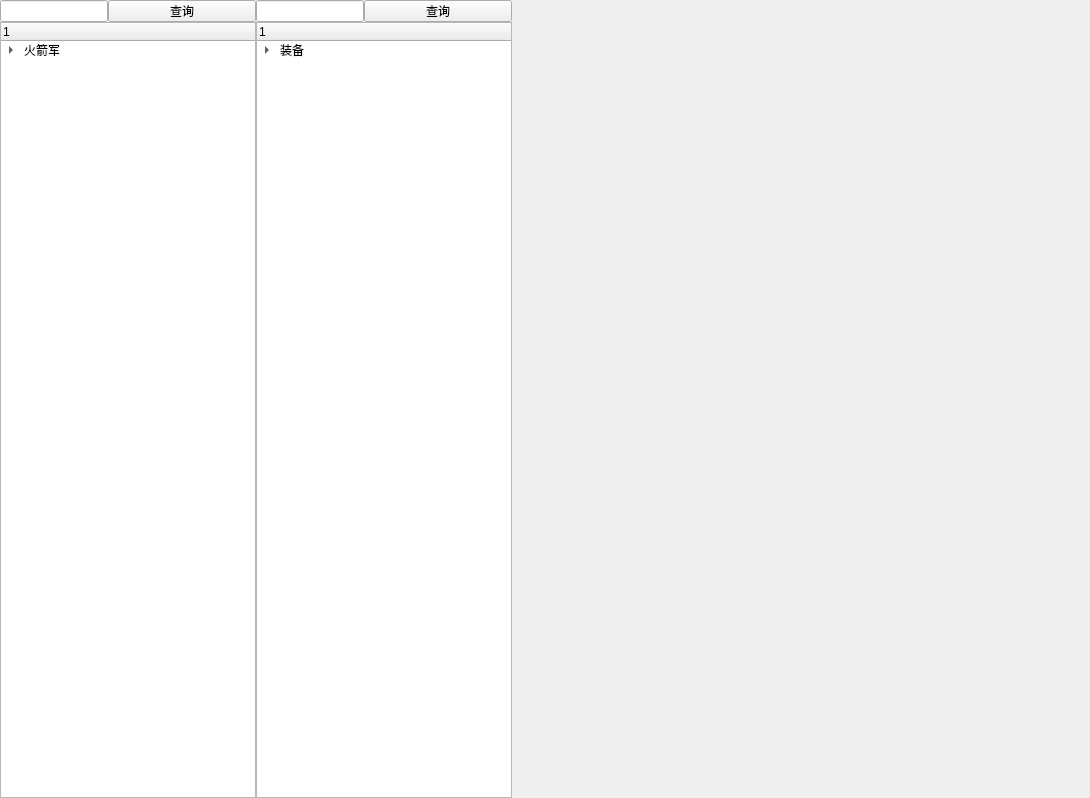
This is widgets/strengthDisturb/stren_inquiry.ui in Belos10/Equip as Qt 5 draws it before an edit. The edited form follows.
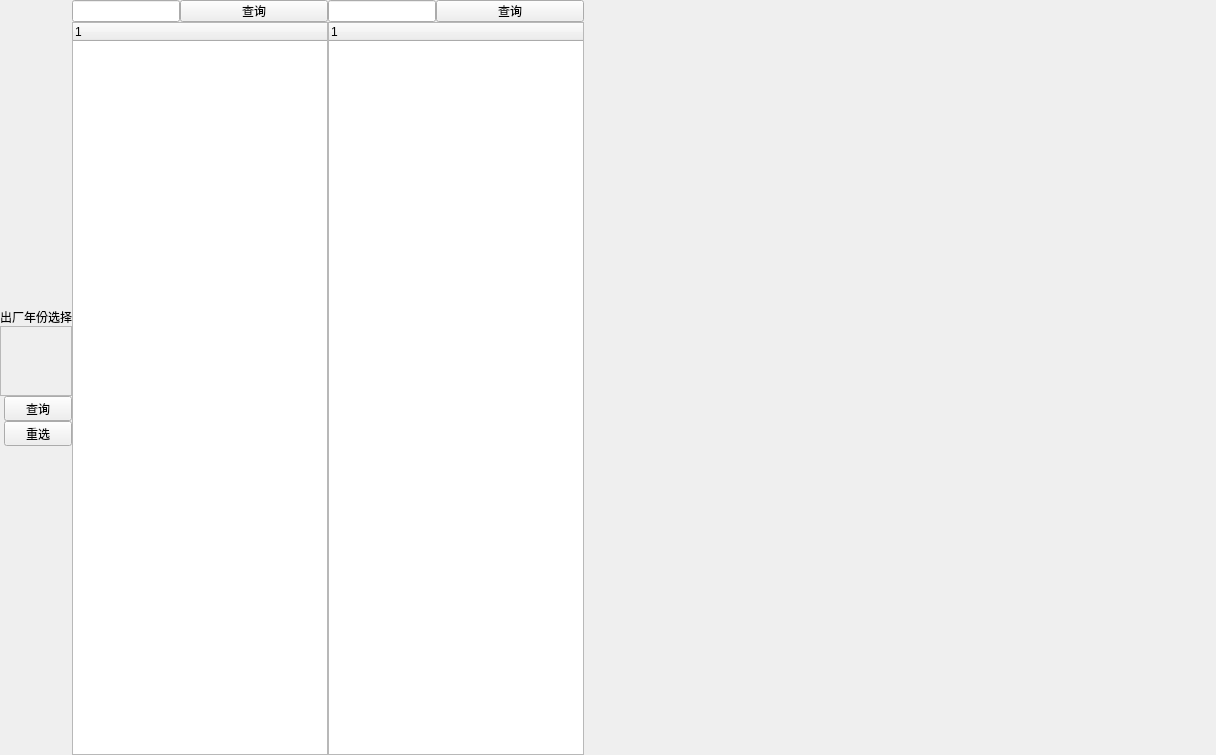
This is the edited form.

Diff of the .ui file:
```diff
--- a/widgets/strengthDisturb/stren_inquiry.ui
+++ b/widgets/strengthDisturb/stren_inquiry.ui
@@ -6,17 +6,14 @@
    <rect>
     <x>0</x>
     <y>0</y>
-    <width>1090</width>
-    <height>798</height>
+    <width>1216</width>
+    <height>755</height>
    </rect>
   </property>
   <property name="windowTitle">
    <string>Form</string>
   </property>
-  <layout class="QHBoxLayout" name="horizontalLayout_5" stretch="10,0">
-   <property name="spacing">
-    <number>0</number>
-   </property>
+  <layout class="QGridLayout" name="gridLayout">
    <property name="leftMargin">
     <number>0</number>
    </property>
@@ -29,7 +26,10 @@
    <property name="bottomMargin">
     <number>0</number>
    </property>
-   <item>
+   <property name="spacing">
+    <number>0</number>
+   </property>
+   <item row="0" column="1">
     <widget class="QWidget" name="wg_directory" native="true">
      <property name="sizePolicy">
       <sizepolicy hsizetype="Fixed" vsizetype="Preferred">
@@ -97,74 +97,9 @@
            <widget class="QTreeWidget" name="tw_first">
             <column>
              <property name="text">
-              <string/>
+              <string notr="true">1</string>
              </property>
             </column>
-            <item>
-             <property name="text">
-              <string>火箭军</string>
-             </property>
-             <item>
-              <property name="text">
-               <string>火箭军基地</string>
-              </property>
-              <item>
-               <property name="text">
-                <string>New Subitem</string>
-               </property>
-              </item>
-              <item>
-               <property name="text">
-                <string>New Subitem</string>
-               </property>
-              </item>
-             </item>
-             <item>
-              <property name="text">
-               <string>火箭军院校</string>
-              </property>
-              <item>
-               <property name="text">
-                <string>New Subitem</string>
-               </property>
-              </item>
-             </item>
-             <item>
-              <property name="text">
-               <string>火箭军直属部队</string>
-              </property>
-              <item>
-               <property name="text">
-                <string>New Subitem</string>
-               </property>
-              </item>
-             </item>
-             <item>
-              <property name="text">
-               <string>火箭军机关</string>
-              </property>
-              <item>
-               <property name="text">
-                <string>New Subitem</string>
-               </property>
-              </item>
-             </item>
-             <item>
-              <property name="text">
-               <string>火箭军研究院、所</string>
-              </property>
-              <item>
-               <property name="text">
-                <string>New Subitem</string>
-               </property>
-              </item>
-             </item>
-             <item>
-              <property name="text">
-               <string>库存</string>
-              </property>
-             </item>
-            </item>
            </widget>
           </item>
          </layout>
@@ -208,24 +143,9 @@
            <widget class="QTreeWidget" name="tw_second">
             <column>
              <property name="text">
-              <string notr="true"/>
+              <string notr="true">1</string>
              </property>
             </column>
-            <item>
-             <property name="text">
-              <string>装备</string>
-             </property>
-             <item>
-              <property name="text">
-               <string>防化车辆</string>
-              </property>
-              <item>
-               <property name="text">
-                <string>防化团指挥车</string>
-               </property>
-              </item>
-             </item>
-            </item>
            </widget>
           </item>
          </layout>
@@ -235,7 +155,106 @@
      </layout>
     </widget>
    </item>
-   <item>
+   <item row="0" column="0">
+    <widget class="QWidget" name="widget" native="true">
+     <property name="sizePolicy">
+      <sizepolicy hsizetype="Fixed" vsizetype="Preferred">
+       <horstretch>0</horstretch>
+       <verstretch>0</verstretch>
+      </sizepolicy>
+     </property>
+     <property name="minimumSize">
+      <size>
+       <width>0</width>
+       <height>755</height>
+      </size>
+     </property>
+     <layout class="QVBoxLayout" name="verticalLayout_4">
+      <property name="spacing">
+       <number>0</number>
+      </property>
+      <property name="sizeConstraint">
+       <enum>QLayout::SetFixedSize</enum>
+      </property>
+      <property name="leftMargin">
+       <number>0</number>
+      </property>
+      <property name="topMargin">
+       <number>0</number>
+      </property>
+      <property name="rightMargin">
+       <number>0</number>
+      </property>
+      <property name="bottomMargin">
+       <number>0</number>
+      </property>
+      <item>
+       <widget class="QLabel" name="label">
+        <property name="sizePolicy">
+         <sizepolicy hsizetype="Preferred" vsizetype="Minimum">
+          <horstretch>0</horstretch>
+          <verstretch>0</verstretch>
+         </sizepolicy>
+        </property>
+        <property name="text">
+         <string>出厂年份选择</string>
+        </property>
+       </widget>
+      </item>
+      <item>
+       <widget class="QScrollArea" name="sa_yearChoose">
+        <property name="widgetResizable">
+         <bool>true</bool>
+        </property>
+        <widget class="QWidget" name="scrollAreaWidgetContents">
+         <property name="geometry">
+          <rect>
+           <x>0</x>
+           <y>0</y>
+           <width>88</width>
+           <height>687</height>
+          </rect>
+         </property>
+        </widget>
+       </widget>
+      </item>
+      <item>
+       <layout class="QVBoxLayout" name="verticalLayout_2">
+        <property name="leftMargin">
+         <number>4</number>
+        </property>
+        <item>
+         <widget class="QToolButton" name="tb_inqury">
+          <property name="sizePolicy">
+           <sizepolicy hsizetype="Minimum" vsizetype="Minimum">
+            <horstretch>0</horstretch>
+            <verstretch>0</verstretch>
+           </sizepolicy>
+          </property>
+          <property name="text">
+           <string>查询</string>
+          </property>
+         </widget>
+        </item>
+        <item>
+         <widget class="QToolButton" name="tb_rechoose">
+          <property name="sizePolicy">
+           <sizepolicy hsizetype="Minimum" vsizetype="Minimum">
+            <horstretch>0</horstretch>
+            <verstretch>0</verstretch>
+           </sizepolicy>
+          </property>
+          <property name="text">
+           <string>重选</string>
+          </property>
+         </widget>
+        </item>
+       </layout>
+      </item>
+     </layout>
+    </widget>
+   </item>
+   <item row="0" column="2">
     <widget class="QStackedWidget" name="sw_strenSelectMan">
      <property name="sizePolicy">
       <sizepolicy hsizetype="Preferred" vsizetype="Preferred">
```
